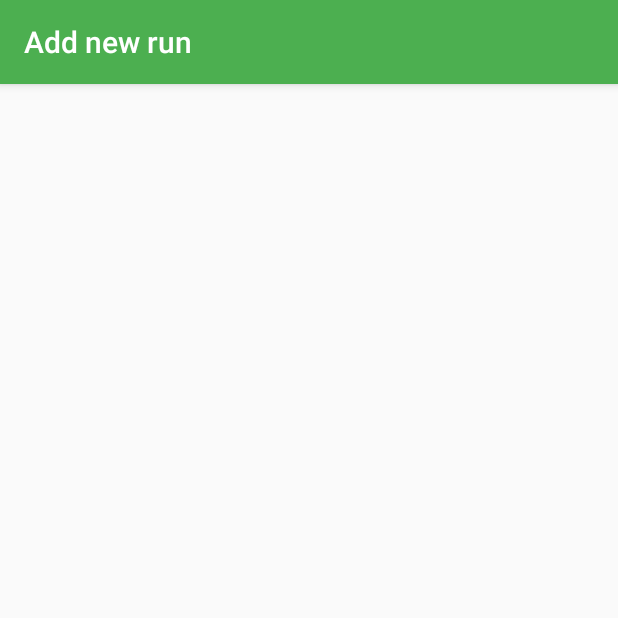
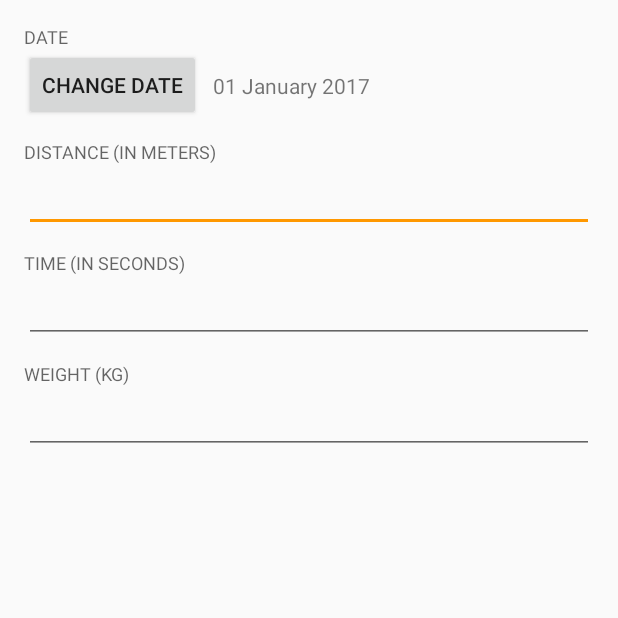
Before and after one commit to CMingTseng/green-deer, an Android app: the screen it shows after launch (AddRunActivity), after a tap on an icon or button, on a phone screen of 412 x 824 dp, the top half of it. Run offline under Robolectric (Android 15) with nearby library versions, the phone set to English and light mode, and no system bars; libraries missing offline, so code that uses them is left out: io.grpc; 5 statements that could not run were skipped.

Commit message:
Add RunDetailsFragment with DatePicker

```diff
--- a/app/src/main/java/com/kantoniak/greendeer/AddRunActivity.java
+++ b/app/src/main/java/com/kantoniak/greendeer/AddRunActivity.java
@@ -1,13 +1,37 @@
 package com.kantoniak.greendeer;
 
+import android.app.Activity;
+import android.app.DatePickerDialog;
+import android.content.Context;
+import android.icu.util.Calendar;
+import android.icu.util.GregorianCalendar;
+import android.net.Uri;
 import android.support.v7.app.AppCompatActivity;
 import android.os.Bundle;
+import android.util.AttributeSet;
+import android.view.View;
+import android.widget.DatePicker;
 
-public class AddRunActivity extends AppCompatActivity {
+public class AddRunActivity extends Activity implements RunDetailsFragment.OnFragmentInteractionListener, DatePickerDialog.OnDateSetListener {
+
+    private RunDetailsFragment mRunDetailsFragment;
 
     @Override
     protected void onCreate(Bundle savedInstanceState) {
         super.onCreate(savedInstanceState);
         setContentView(R.layout.activity_add_run);
+
+        mRunDetailsFragment = (RunDetailsFragment) getFragmentManager().findFragmentById(R.id.details_fragment);
+    }
+
+    @Override
+    public void onFragmentInteraction(Uri uri) {
+
+    }
+
+    @Override
+    public void onDateSet(DatePicker view, int year, int month, int day) {
+        Calendar cal = new GregorianCalendar(year, month, day);
+        mRunDetailsFragment.setDate(cal);
     }
 }
--- /dev/null
+++ b/app/src/main/java/com/kantoniak/greendeer/RunDetailsFragment.java
@@ -0,0 +1,51 @@
+package com.kantoniak.greendeer;
+
+import android.icu.text.DateFormat;
+import android.icu.util.Calendar;
+import android.net.Uri;
+import android.os.Bundle;
+import android.app.Fragment;
+import android.view.LayoutInflater;
+import android.view.View;
+import android.view.ViewGroup;
+import android.widget.Button;
+import android.widget.TextView;
+
+public class RunDetailsFragment extends Fragment {
+
+    private final DatePickerFragment datePickerFragment = new DatePickerFragment();
+
+    private Button mDatePickButton;
+
+    @Override
+    public View onCreateView(LayoutInflater inflater, ViewGroup container,
+                             Bundle savedInstanceState) {
+        // Inflate the layout for this fragment
+        View view = inflater.inflate(R.layout.fragment_run_details, container, false);
+
+        mDatePickButton = (Button) view.findViewById(R.id.date_pick);
+        mDatePickButton.setOnClickListener(new View.OnClickListener() {
+            @Override
+            public void onClick(View view) {
+                showDatePicker();
+            }
+        });
+
+        return view;
+    }
+
+    public void showDatePicker(){
+        DatePickerFragment fragment = new DatePickerFragment();
+        fragment.show(getFragmentManager(), "date");
+    }
+
+    public void setDate(final Calendar calendar) {
+        final DateFormat dateFormat = DateFormat.getDateInstance(DateFormat.MEDIUM);
+        ((TextView) getView().findViewById(R.id.date_view))
+                .setText(dateFormat.format(calendar.getTime()));
+    }
+
+    public interface OnFragmentInteractionListener {
+        void onFragmentInteraction(Uri uri);
+    }
+}
--- a/app/src/main/res/layout/activity_add_run.xml
+++ b/app/src/main/res/layout/activity_add_run.xml
@@ -1,9 +1,22 @@
 <?xml version="1.0" encoding="utf-8"?>
-<android.support.constraint.ConstraintLayout xmlns:android="http://schemas.android.com/apk/res/android"
+<FrameLayout xmlns:android="http://schemas.android.com/apk/res/android"
     xmlns:app="http://schemas.android.com/apk/res-auto"
     xmlns:tools="http://schemas.android.com/tools"
     android:layout_width="match_parent"
     android:layout_height="match_parent"
     tools:context="com.kantoniak.greendeer.AddRunActivity">
 
-</android.support.constraint.ConstraintLayout>
+    <ScrollView
+        android:layout_width="match_parent"
+        android:layout_height="match_parent"
+        app:layout_behavior="@string/appbar_scrolling_view_behavior">
+
+        <fragment
+            android:id="@+id/details_fragment"
+            class="com.kantoniak.greendeer.RunDetailsFragment"
+            android:layout_width="match_parent"
+            android:layout_height="match_parent"/>
+
+    </ScrollView>
+
+</FrameLayout>
--- /dev/null
+++ b/app/src/main/res/layout/fragment_run_details.xml
@@ -0,0 +1,80 @@
+<LinearLayout xmlns:android="http://schemas.android.com/apk/res/android"
+    xmlns:app="http://schemas.android.com/apk/res-auto"
+    xmlns:tools="http://schemas.android.com/tools"
+    android:layout_width="match_parent"
+    android:layout_height="match_parent"
+    tools:context="layout.RunDetailsFragment"
+    android:orientation="vertical"
+    android:padding="@dimen/fab_margin">
+
+    <TextView
+        android:layout_width="match_parent"
+        android:layout_height="wrap_content"
+        android:text="Date"
+        style="@style/Base.TextAppearance.AppCompat.Caption"
+        android:textAllCaps="true" />
+
+    <android.support.constraint.ConstraintLayout
+        android:layout_width="match_parent"
+        android:layout_height="wrap_content"
+        android:orientation="horizontal"
+        android:layout_gravity="end|center">
+
+        <TextView
+            android:id="@+id/date_view"
+            android:layout_width="wrap_content"
+            android:layout_height="wrap_content"
+            android:text="01 January 2017"
+            app:layout_constraintBottom_toBottomOf="parent"
+            app:layout_constraintTop_toTopOf="parent"
+            app:layout_constraintLeft_toRightOf="@+id/date_pick"
+            android:layout_marginLeft="@dimen/regular_margin" />
+        <Button
+            android:id="@+id/date_pick"
+            android:layout_width="wrap_content"
+            android:layout_height="wrap_content"
+            android:text="Change date"
+            app:layout_constraintLeft_toLeftOf="parent" />
+
+    </android.support.constraint.ConstraintLayout>
+
+    <TextView
+        android:layout_width="match_parent"
+        android:layout_height="wrap_content"
+        android:text="Distance (in meters)"
+        android:layout_marginTop="@dimen/bigger_margin"
+        style="@style/Base.TextAppearance.AppCompat.Caption"
+        android:textAllCaps="true" />
+    <EditText
+        android:id="@+id/distance"
+        android:layout_width="match_parent"
+        android:layout_height="wrap_content"
+        android:inputType="numberDecimal"/>
+
+    <TextView
+        android:layout_width="match_parent"
+        android:layout_height="wrap_content"
+        android:text="Time (in seconds)"
+        android:layout_marginTop="@dimen/bigger_margin"
+        style="@style/Base.TextAppearance.AppCompat.Caption"
+        android:textAllCaps="true" />
+    <EditText
+        android:id="@+id/time"
+        android:layout_width="match_parent"
+        android:layout_height="wrap_content"
+        android:inputType="number"/>
+
+    <TextView
+        android:layout_width="match_parent"
+        android:layout_height="wrap_content"
+        android:text="Weight (kg)"
+        android:layout_marginTop="@dimen/bigger_margin"
+        style="@style/Base.TextAppearance.AppCompat.Caption"
+        android:textAllCaps="true" />
+    <EditText
+        android:id="@+id/weight"
+        android:layout_width="match_parent"
+        android:layout_height="wrap_content"
+        android:inputType="numberDecimal"/>
+
+</LinearLayout>
--- a/app/src/main/res/layout/run_list_item_row.xml
+++ b/app/src/main/res/layout/run_list_item_row.xml
@@ -56,11 +56,10 @@
 
     <View
         android:layout_width="wrap_content"
-        android:layout_height="1dp"
         android:layout_marginTop="@dimen/regular_margin"
         app:layout_constraintTop_toBottomOf="@+id/kilometers"
         app:layout_constraintStart_toStartOf="parent"
         app:layout_constraintEnd_toEndOf="parent"
-        android:background="@color/dividerColor" />
+        style="@style/DividerView"/>
 
 </android.support.constraint.ConstraintLayout>
--- a/app/src/main/res/values/strings.xml
+++ b/app/src/main/res/values/strings.xml
@@ -1,4 +1,7 @@
 <resources>
     <string name="app_name">Green Deer</string>
     <string name="action_settings">Settings</string>
+
+    <!-- TODO: Remove or change this placeholder text -->
+    <string name="hello_blank_fragment">Hello blank fragment</string>
 </resources>
--- a/app/src/main/res/values/styles.xml
+++ b/app/src/main/res/values/styles.xml
@@ -17,6 +17,12 @@
 
     <style name="AppTheme.PopupOverlay" parent="ThemeOverlay.AppCompat.Light" />
 
+    <style name="DividerView">
+        <item name="android:layout_width">match_parent</item>
+        <item name="android:layout_height">1dp</item>
+        <item name="android:background">@color/dividerColor</item>
+    </style>
+
     <style name="RunDateStyle" parent="@style/Base.TextAppearance.AppCompat.Medium">
         <item name="android:textSize">10sp</item>
     </style>
```
Also changed, not shown: app/src/main/java/com/kantoniak/greendeer/DatePickerFragment.java (added, +24 -0 lines), app/src/main/res/layout/activity_home.xml (+2 -5 lines), app/src/main/res/layout/fragment_date_picker.xml (added, +13 -0 lines).
